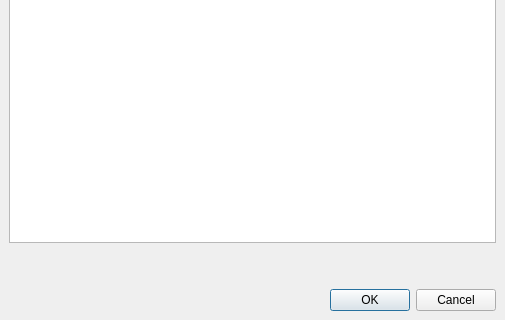
First picture: the form in avidemux_plugins/ADM_videoFilters6/hue/qt4/hue.ui, repository mean00/avidemux2, before the edit; both pictures show x 0 to 505 and y 155 to 475 of the 505 by 475 pixel window.
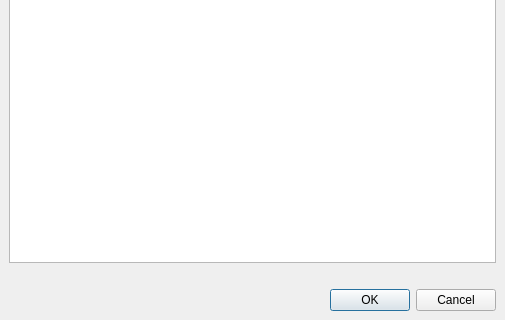
Second picture: the form after the edit.

Commit message: [hue] Make on-the-fly preview resizable

```diff
--- a/avidemux_plugins/ADM_videoFilters6/hue/qt4/hue.ui
+++ b/avidemux_plugins/ADM_videoFilters6/hue/qt4/hue.ui
@@ -127,12 +127,12 @@
       <enum>Qt::Vertical</enum>
      </property>
      <property name="sizeType">
-      <enum>QSizePolicy::Ignored</enum>
+      <enum>QSizePolicy::Fixed</enum>
      </property>
      <property name="sizeHint" stdset="0">
       <size>
        <width>20</width>
-       <height>40</height>
+       <height>20</height>
       </size>
      </property>
     </spacer>
```
The commit also changes 2 other files.
